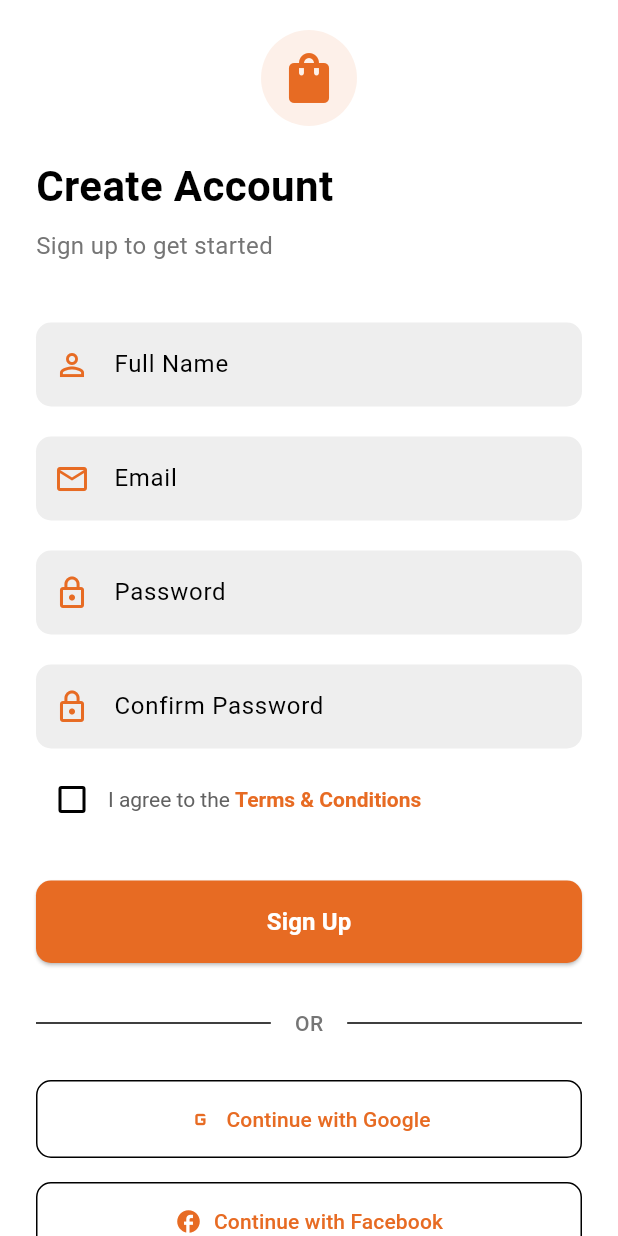
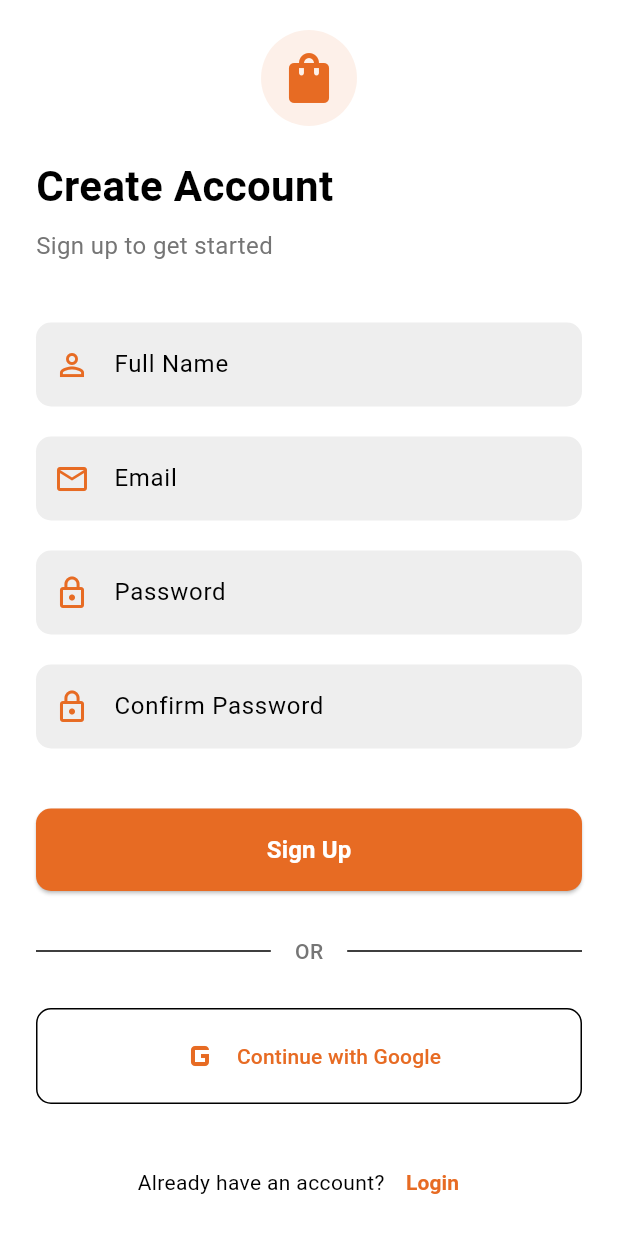
Before and after one commit to rachit9981/Ecommerce_FL_Flutter, a Flutter app: the LoginPage screen opened directly, after a tap on "Login", after a tap on "Sign Up", on a phone screen of 412 x 824 dp. Run offline on Flutter 3.47's test engine with Material 3 defaults, Android fonts, the phone set to English and light mode, and no system bars.

Commit message:
Refactor login and signup pages: Remove unused variables and improve UI layout

```diff
--- a/lib/components/login_signup/login_signup_comps.dart
+++ b/lib/components/login_signup/login_signup_comps.dart
@@ -108,7 +108,7 @@ class SocialLoginButton extends StatelessWidget {
       margin: const EdgeInsets.symmetric(vertical: 8),
       child: OutlinedButton.icon(
         onPressed: onPressed,
-        icon: Icon(icon),
+        icon: Icon(icon, size: 32,),
         label: Text(text),
         style: OutlinedButton.styleFrom(
           padding: const EdgeInsets.symmetric(vertical: 16),
--- a/lib/main.dart
+++ b/lib/main.dart
@@ -1,4 +1,5 @@
 import 'package:ecom/pages/home_page.dart';
+import 'package:ecom/pages/login_page.dart';
 import 'package:flutter/material.dart';
 
 void main() {
@@ -28,7 +29,7 @@ class MyApp extends StatelessWidget {
           secondary: secondaryColor,
         ),
       ),
-      home: HomePageBase(),
+      home: LoginPage(),
     );
   }
 }
--- a/lib/pages/login_page.dart
+++ b/lib/pages/login_page.dart
@@ -14,7 +14,6 @@ class _LoginPageState extends State<LoginPage> {
   final _formKey = GlobalKey<FormState>();
   final _emailController = TextEditingController();
   final _passwordController = TextEditingController();
-  bool _rememberMe = false;
 
   @override
   void dispose() {
@@ -77,37 +76,7 @@ class _LoginPageState extends State<LoginPage> {
                     return null;
                   },
                 ),
-                Row(
-                  mainAxisAlignment: MainAxisAlignment.spaceBetween,
-                  children: [
-                    Row(
-                      children: [
-                        Checkbox(
-                          value: _rememberMe,
-                          onChanged: (value) {
-                            setState(() {
-                              _rememberMe = value ?? false;
-                            });
-                          },
-                          activeColor: Theme.of(context).colorScheme.primary,
-                        ),
-                        const Text('Remember me'),
-                      ],
-                    ),
-                    TextButton(
-                      onPressed: () {
-                        // Navigate to forgot password page
-                      },
-                      child: Text(
-                        'Forgot Password?',
-                        style: TextStyle(
-                          color: Theme.of(context).colorScheme.primary,
-                        ),
-                      ),
-                    ),
-                  ],
-                ),
-                const SizedBox(height: 10),
+                const SizedBox(height: 20),
                 CustomButton(
                   text: 'Login',
                   onPressed: _login,
@@ -120,13 +89,6 @@ class _LoginPageState extends State<LoginPage> {
                   icon: Icons.g_mobiledata,
                   onPressed: () {
                     // Google login logic
-                  },
-                ),
-                SocialLoginButton(
-                  text: 'Continue with Facebook',
-                  icon: Icons.facebook,
-                  onPressed: () {
-                    // Facebook login logic
                   },
                 ),
                 const SizedBox(height: 20),
--- a/lib/pages/signup_page.dart
+++ b/lib/pages/signup_page.dart
@@ -16,7 +16,6 @@ class _SignupPageState extends State<SignupPage> {
   final _emailController = TextEditingController();
   final _passwordController = TextEditingController();
   final _confirmPasswordController = TextEditingController();
-  bool _agreeToTerms = false;
 
   @override
   void dispose() {
@@ -28,16 +27,10 @@ class _SignupPageState extends State<SignupPage> {
   }
 
   void _signup() {
-    if (_formKey.currentState!.validate() && _agreeToTerms) {
+    if (_formKey.currentState!.validate()) {
       // Perform signup logic here
       Navigator.of(context).pushReplacement(
         MaterialPageRoute(builder: (context) => HomePage()),
-      );
-    } else if (!_agreeToTerms) {
-      ScaffoldMessenger.of(context).showSnackBar(
-        const SnackBar(
-          content: Text('Please agree to the Terms and Conditions'),
-        ),
       );
     }
   }
@@ -113,36 +106,6 @@ class _SignupPageState extends State<SignupPage> {
                     return null;
                   },
                 ),
-                Row(
-                  children: [
-                    Checkbox(
-                      value: _agreeToTerms,
-                      onChanged: (value) {
-                        setState(() {
-                          _agreeToTerms = value ?? false;
-                        });
-                      },
-                      activeColor: Theme.of(context).colorScheme.primary,
-                    ),
-                    Expanded(
-                      child: RichText(
-                        text: TextSpan(
-                          style: TextStyle(color: Colors.grey[700]),
-                          children: [
-                            const TextSpan(text: 'I agree to the '),
-                            TextSpan(
-                              text: 'Terms & Conditions',
-                              style: TextStyle(
-                                color: Theme.of(context).colorScheme.primary,
-                                fontWeight: FontWeight.bold,
-                              ),
-                            ),
-                          ],
-                        ),
-                      ),
-                    ),
-                  ],
-                ),
                 const SizedBox(height: 20),
                 CustomButton(
                   text: 'Sign Up',
@@ -153,16 +116,9 @@ class _SignupPageState extends State<SignupPage> {
                 const SizedBox(height: 20),
                 SocialLoginButton(
                   text: 'Continue with Google',
-                  icon: Icons.g_mobiledata,
+                  icon: Icons.g_mobiledata_outlined,
                   onPressed: () {
                     // Google signup logic
-                  },
-                ),
-                SocialLoginButton(
-                  text: 'Continue with Facebook',
-                  icon: Icons.facebook,
-                  onPressed: () {
-                    // Facebook signup logic
                   },
                 ),
                 const SizedBox(height: 20),
```
